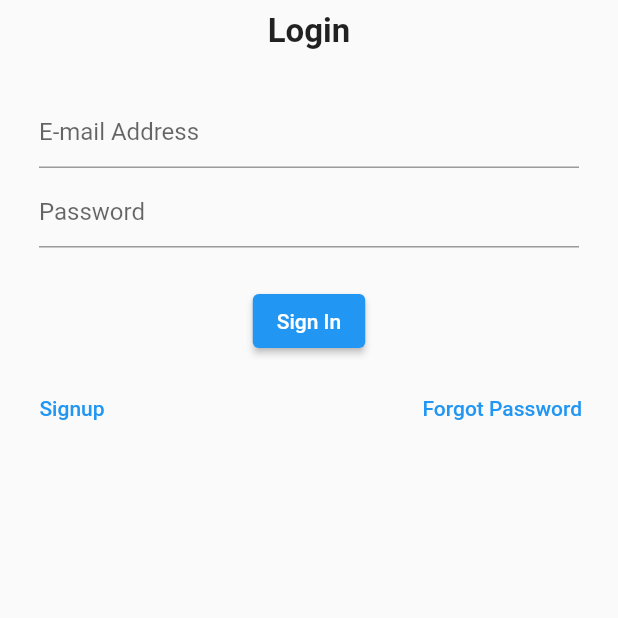
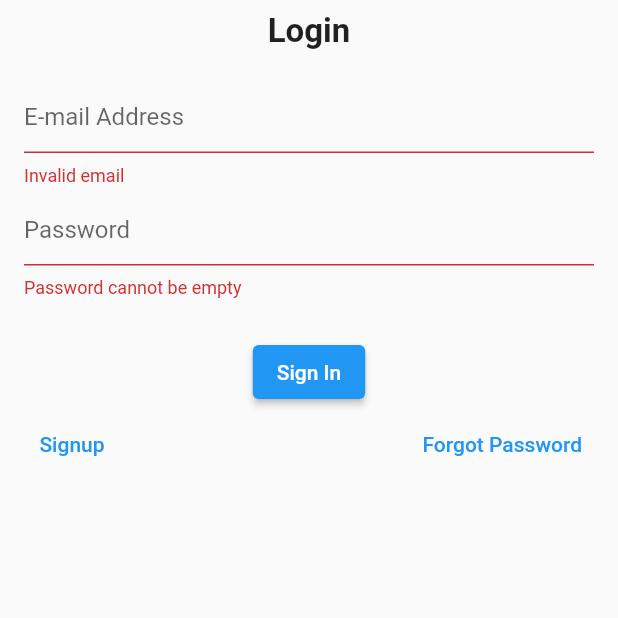
Before and after one commit to bedrockio/bedrock-flutter, a Flutter app: the screen it shows after launch, after a tap on "Sign In", on a phone screen of 412 x 824 dp, the top half of it. Run offline on Flutter 3.47's test engine with Material 2 defaults, Android fonts, the phone set to English and light mode, and no system bars; our stand-ins replace flutter_secure_storage, jwt_decoder; generated files the repository leaves out were written again.

Commit message:
Update AuthController to handle API responses during failed logins and add reset password screen

```diff
--- /dev/null
+++ b/lib/src/auth/auth_login_form.dart
@@ -0,0 +1,73 @@
+import 'package:flutter/material.dart';
+import 'package:flutter/widgets.dart';
+import 'package:provider/provider.dart';
+
+import 'auth_controller.dart';
+
+class AuthLoginForm extends StatefulWidget {
+  const AuthLoginForm({Key? key}) : super(key: key);
+
+  @override
+  State<AuthLoginForm> createState() => _AuthLoginFormState();
+}
+
+class _AuthLoginFormState extends State<AuthLoginForm> {
+  final _formKey = GlobalKey<FormState>();
+  late String _email;
+  late String _password;
+
+  void _submit(BuildContext context) async {
+    final controller = Provider.of<AuthController>(context, listen: false);
+    if (_formKey.currentState!.validate()) {
+      if (_email.isNotEmpty && _password.isNotEmpty) {
+        await controller.login(_email, _password);
+      }
+    }
+  }
+
+  @override
+  Widget build(BuildContext context) {
+    return Form(
+      key: _formKey,
+      autovalidateMode: AutovalidateMode.onUserInteraction,
+      child: Column(
+        children: [
+          TextFormField(
+            validator: _emailValidator,
+            decoration: const InputDecoration(
+              hintText: 'E-mail Address',
+            ),
+            onChanged: (value) => _email = value,
+          ),
+          const SizedBox(height: 5),
+          TextFormField(
+            obscureText: true,
+            decoration: const InputDecoration(
+              hintText: 'Password',
+            ),
+            validator: _passwordValidator,
+            onChanged: (value) => _password = value,
+          ),
+          const SizedBox(height: 5),
+          const SizedBox(height: 20),
+          ElevatedButton(
+            onPressed: () => _submit(context),
+            child: const Text('Sign In'),
+          ),
+        ],
+      ),
+    );
+  }
+
+  String? _emailValidator(String? value) {
+    if (value!.isEmpty || !value.contains('@')) {
+      return 'Invalid email';
+    }
+  }
+
+  String? _passwordValidator(String? value) {
+    if (value!.isEmpty) {
+      return 'Password cannot be empty';
+    }
+  }
+}
--- a/lib/src/auth/auth_login_view.dart
+++ /dev/null
@@ -1,65 +0,0 @@
-import 'package:flutter/material.dart';
-import 'package:flutter/widgets.dart';
-import 'package:provider/provider.dart';
-
-import 'auth_controller.dart';
-
-class AuthLoginView extends StatefulWidget {
-  const AuthLoginView({Key? key}) : super(key: key);
-
-  @override
-  State<AuthLoginView> createState() => _AuthLoginViewState();
-}
-
-class _AuthLoginViewState extends State<AuthLoginView> {
-  final GlobalKey _formKey = GlobalKey<FormState>();
-  late String _email;
-  late String _password;
-
-  void _submit(BuildContext context) async {
-    final controller = Provider.of<AuthController>(context, listen: false);
-    if (_email.isNotEmpty && _password.isNotEmpty) {
-      controller.login(_email, _password);
-    }
-  }
-
-  @override
-  Widget build(BuildContext context) {
-    return Form(
-      key: _formKey,
-      autovalidateMode: AutovalidateMode.onUserInteraction,
-      child: Padding(
-        padding: const EdgeInsets.all(10.0),
-        child: Column(
-          children: [
-            TextFormField(
-              validator: (value) {
-                if (value!.isEmpty || !value.contains('@')) {
-                  return 'Invalid email';
-                }
-              },
-              decoration: const InputDecoration(
-                hintText: 'E-mail Address',
-              ),
-              onChanged: (value) => _email = value,
-            ),
-            const SizedBox(height: 5),
-            TextFormField(
-              obscureText: true,
-              decoration: const InputDecoration(
-                hintText: 'Password',
-              ),
-              onChanged: (value) => _password = value,
-            ),
-            const SizedBox(height: 5),
-            const SizedBox(height: 20),
-            ElevatedButton(
-              onPressed: () => _submit(context),
-              child: const Text('Sign In'),
-            ),
-          ],
-        ),
-      ),
-    );
-  }
-}
--- a/lib/src/auth/auth_view.dart
+++ b/lib/src/auth/auth_view.dart
@@ -1,9 +1,12 @@
-import 'package:bedrock_flutter/src/auth/auth_register_view.dart';
 import 'package:flutter/material.dart';
+import 'package:provider/provider.dart';
 
-import 'auth_login_view.dart';
+import '../auth/auth_controller.dart';
+import '../auth/auth_register_form.dart';
+import '../auth/auth_reset_password_form.dart';
+import 'auth_login_form.dart';
 
-enum AuthState { login, register }
+enum AuthState { login, register, passwordReset }
 
 class AuthView extends StatefulWidget {
   const AuthView({Key? key}) : super(key: key);
@@ -15,6 +18,17 @@ class AuthView extends StatefulWidget {
 class _AuthViewState extends State<AuthView> {
   AuthState _authState = AuthState.login;
 
+  String _setTitle() {
+    switch (_authState) {
+      case AuthState.login:
+        return 'Login';
+      case AuthState.register:
+        return 'Create Your Account';
+      case AuthState.passwordReset:
+        return 'Password Reset';
+    }
+  }
+
   @override
   Widget build(BuildContext context) {
     return Scaffold(
@@ -24,15 +38,14 @@ class _AuthViewState extends State<AuthView> {
           child: Column(
             children: [
               Text(
-                _authState == AuthState.register
-                    ? 'Create Your Account'
-                    : 'Login',
+                _setTitle(),
                 style: const TextStyle(
                   fontSize: 22,
                   fontWeight: FontWeight.bold,
                 ),
               ),
               const SizedBox(height: 20),
+              _renderErrorMessages(context),
               _renderAuthView(),
               _renderAuthFooter(),
             ],
@@ -42,18 +55,36 @@ class _AuthViewState extends State<AuthView> {
     );
   }
 
-  void _toggleAuthState() {
-    setState(() {
-      _authState = (_authState == AuthState.login)
-          ? AuthState.register
-          : AuthState.login;
-    });
+  Widget _renderErrorMessages(BuildContext context) {
+    return Consumer<AuthController>(
+      builder: (context, controller, child) {
+        if (controller.apiResponse != null) {
+          return Padding(
+            padding: const EdgeInsets.symmetric(vertical: 10),
+            child: Text(
+              controller.apiResponse!,
+              style: const TextStyle(color: Colors.red),
+              textAlign: TextAlign.center,
+            ),
+          );
+        } else {
+          return Container();
+        }
+      },
+    );
   }
 
+  void _toggleAuthState(AuthState state) => setState(() => _authState = state);
+
   Widget _renderAuthView() {
-    return (_authState == AuthState.login)
-        ? const AuthLoginView()
-        : const AuthRegisterView();
+    switch (_authState) {
+      case AuthState.login:
+        return const AuthLoginForm();
+      case AuthState.register:
+        return const AuthRegisterForm();
+      case AuthState.passwordReset:
+        return const AuthResetPasswordForm();
+    }
   }
 
   Widget _renderAuthFooter() {
@@ -62,11 +93,11 @@ class _AuthViewState extends State<AuthView> {
         mainAxisAlignment: MainAxisAlignment.spaceBetween,
         children: [
           TextButton(
-            onPressed: _toggleAuthState,
+            onPressed: () => _toggleAuthState(AuthState.register),
             child: const Text('Signup'),
           ),
           TextButton(
-            onPressed: () {},
+            onPressed: () => _toggleAuthState(AuthState.passwordReset),
             child: const Text('Forgot Password'),
           ),
         ],
@@ -77,7 +108,7 @@ class _AuthViewState extends State<AuthView> {
         children: [
           const Text('Already have an account?'),
           TextButton(
-            onPressed: _toggleAuthState,
+            onPressed: () => _toggleAuthState(AuthState.login),
             child: const Text('Login'),
           ),
         ],
```
Also changed, not shown: lib/src/auth/auth_controller.dart (+30 -12 lines), lib/src/auth/auth_register_form.dart (renamed from lib/src/auth/auth_register_view.dart, +5 -7 lines), lib/src/auth/auth_reset_password_form.dart (added, +50 -0 lines).
